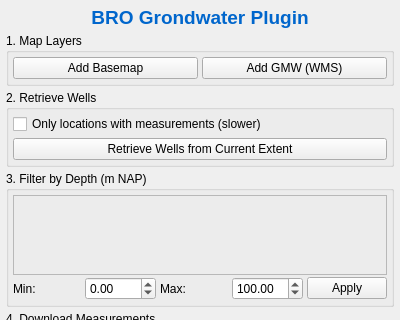
First picture: the form in bro_grondwater/bro_grondwater_dialog_base.ui, repository CWG-Ingenieurs/bro-grondwater-plugin, before the edit; both pictures show x 0 to 400 and y 0 to 320 of the 400 by 520 pixel window.
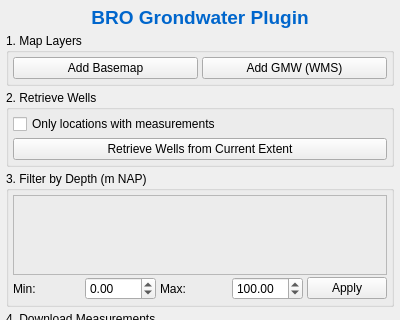
Second picture: the form after the edit.

Commit message:
Filter on measurements via PDOK GLD index instead of downloading them
keep_all_obs only drops empty observations, and with only_metadata=True
every observation is empty, so it can't be used for issue #17 without
downloading all measurements. Instead, keep the fast metadata-only
retrieval and look up which tubes have a GLD with observations in the
PDOK "GM in samenhang - karakteristieken" index (two small requests per
extent), then filter the ObsCollection on (location, tube_nr). Works the
same for the brodata and hydropandas engines.

Diff of the .ui file:
```diff
--- a/bro_grondwater/bro_grondwater_dialog_base.ui
+++ b/bro_grondwater/bro_grondwater_dialog_base.ui
@@ -77,7 +77,7 @@
          <string>Filters out locations that have never had any groundwater level measurements. This requires downloading each location's measurement dossier during retrieval, which is slower than the default.</string>
         </property>
         <property name="text">
-         <string>Only locations with measurements (slower)</string>
+         <string>Only locations with measurements</string>
         </property>
        </widget>
       </item>
```
Left out of the diff: 2 changed lines with no effect on the pictures. The commit also changes 2 other files.
